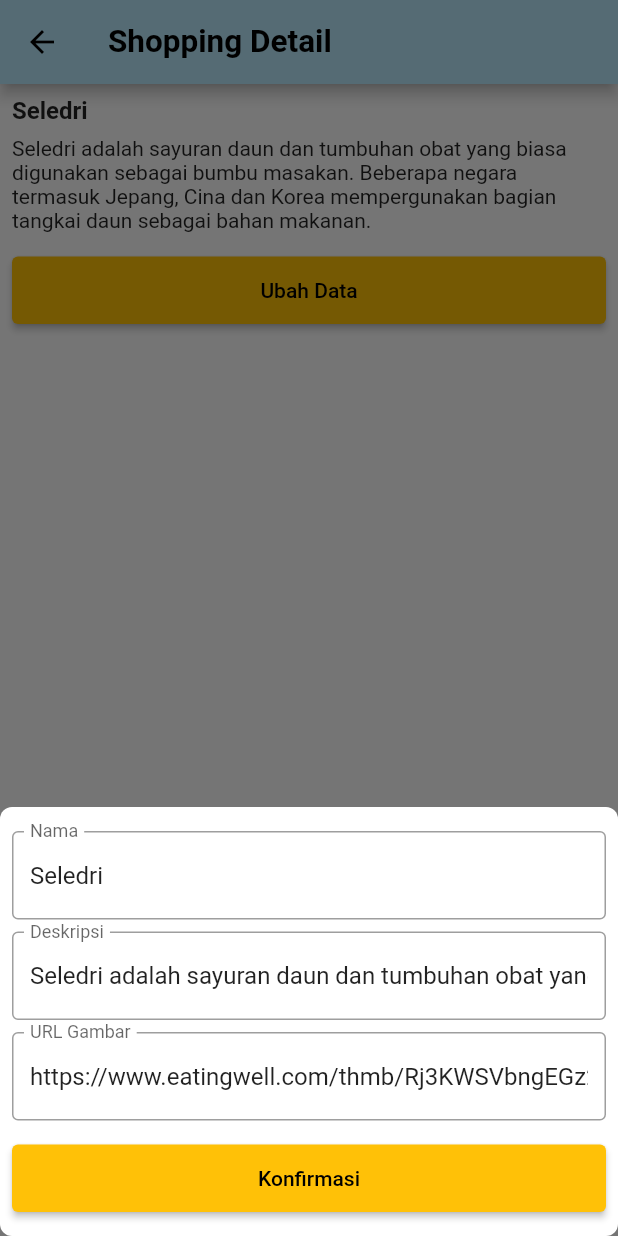
After one commit to ridhooctanio/KI_Flutter_2023, a Flutter app: the ShoppingDetailScreen screen opened by its route, after a tap on "Ubah Data", on a phone screen of 412 x 824 dp. The commit adds this screen. Run offline on Flutter 3.47's test engine with Material 2 defaults, Android fonts, the phone set to English and light mode, and no system bars; network calls fail.

Commit message:
learning week 8
Pembelajaran apa yang baru?
Penggunaan Class & Object

```diff
--- /dev/null
+++ b/lib/example/shopping_detail_screen.dart
@@ -0,0 +1,196 @@
+import 'package:flutter/material.dart';
+import 'package:ki_flutter_2023/model/item.dart';
+
+class ShoppingDetailScreen extends StatefulWidget {
+  const ShoppingDetailScreen({super.key});
+
+  @override
+  State<ShoppingDetailScreen> createState() => _ShoppingDetailScreenState();
+}
+
+class _ShoppingDetailScreenState extends State<ShoppingDetailScreen> {
+  final nameController = TextEditingController();
+  final descController = TextEditingController();
+  final imageController = TextEditingController();
+
+  Item? data;
+
+  @override
+  void initState() {
+    data = Item(
+      name: 'Seledri',
+      description:
+          'Seledri adalah sayuran daun dan tumbuhan obat yang biasa digunakan sebagai bumbu masakan. Beberapa negara termasuk Jepang, Cina dan Korea mempergunakan bagian tangkai daun sebagai bahan makanan.',
+      imageURL:
+          'https://www.eatingwell.com/thmb/Rj3KWSVbngEGz2nORhX4U2jrAFM=/1500x0/filters:no_upscale():max_bytes(150000):strip_icc()/is-celery-good-for-you-heres-what-an-rd-says-1187b6f3415b4c03b37900ccc4378c13.jpg',
+    );
+    nameController.text = data?.name ?? '';
+    descController.text = data?.description ?? '';
+    imageController.text = data?.imageURL ?? '';
+    super.initState();
+  }
+
+  @override
+  Widget build(BuildContext context) {
+    return Scaffold(
+      appBar: AppBar(
+        title: const Text('Shopping Detail'),
+      ),
+      body: CustomScrollView(
+        slivers: [
+          SliverToBoxAdapter(
+            child: Image(
+              image: NetworkImage(data?.imageURL ?? ''),
+            ),
+          ),
+          SliverToBoxAdapter(
+            child: Padding(
+              padding: const EdgeInsets.all(8.0),
+              child: Column(
+                crossAxisAlignment: CrossAxisAlignment.start,
+                children: [
+                  Text(
+                    data?.name ?? '',
+                    style: const TextStyle(
+                      fontSize: 16,
+                      fontWeight: FontWeight.bold,
+                    ),
+                  ),
+                  const SizedBox(height: 8),
+                  Text(data?.description ?? ''),
+                ],
+              ),
+            ),
+          ),
+          SliverToBoxAdapter(
+            child: Container(
+              height: 45,
+              margin: const EdgeInsets.all(8.0),
+              child: ElevatedButton(
+                onPressed: () {
+                  showModalBottomSheet(
+                    context: context,
+                    useSafeArea: true,
+                    backgroundColor: Theme.of(context).scaffoldBackgroundColor,
+                    shape: RoundedRectangleBorder(
+                      borderRadius: BorderRadius.circular(8),
+                    ),
+                    builder: (context) {
+                      return Container(
+                        constraints: const BoxConstraints(
+                          maxHeight: 500,
+                          minWidth: double.infinity,
+                        ),
+                        padding: const EdgeInsets.only(
+                          top: 16,
+                          left: 8,
+                          right: 8,
+                          bottom: 16,
+                        ),
+                        child: CustomScrollView(
+                          shrinkWrap: true,
+                          slivers: [
+                            SliverToBoxAdapter(
+                              child: TextField(
+                                controller: nameController,
+                                decoration: const InputDecoration(
+                                  border: OutlineInputBorder(),
+                                  labelText: 'Nama',
+                                ),
+                              ),
+                            ),
+                            const SliverToBoxAdapter(
+                              child: SizedBox(height: 8),
+                            ),
+                            SliverToBoxAdapter(
+                              child: TextField(
+                                controller: descController,
+                                decoration: const InputDecoration(
+                                  border: OutlineInputBorder(),
+                                  labelText: 'Deskripsi',
+                                ),
+                              ),
+                            ),
+                            const SliverToBoxAdapter(
+                                child: SizedBox(height: 8)),
+                            SliverToBoxAdapter(
+                              child: TextField(
+                                controller: imageController,
+                                decoration: const InputDecoration(
+                                  border: OutlineInputBorder(),
+                                  labelText: 'URL Gambar',
+                                ),
+                              ),
+                            ),
+                            const SliverToBoxAdapter(
+                              child: SizedBox(height: 16),
+                            ),
+                            SliverToBoxAdapter(
+                              child: SizedBox(
+                                height: 45,
+                                width: double.infinity,
+                                child: ElevatedButton(
+                                  onPressed: () => editItem(context),
+                                  child: const Text('Konfirmasi'),
+                                ),
+                              ),
+                            )
+                          ],
+                        ),
+                      );
+                    },
+                  );
+                },
+                child: const Text('Ubah Data'),
+              ),
+            ),
+          ),
+        ],
+      ),
+    );
+  }
+
+  editItem(BuildContext context) {
+    if (nameController.text.isEmpty) {
+      showAlert(context: context, message: 'Nama tidak boleh kosong');
+      return;
+    }
+
+    if (descController.text.isEmpty) {
+      showAlert(context: context, message: 'Deskripsi tidak boleh kosong');
+      return;
+    }
+
+    if (imageController.text.isEmpty) {
+      showAlert(context: context, message: 'Gambar tidak boleh kosong');
+      return;
+    }
+
+    setState(() {
+      data?.setData(
+        name: nameController.text,
+        description: descController.text,
+        imageURL: imageController.text,
+      );
+    });
+    Navigator.of(context).pop();
+  }
+
+  void showAlert({required BuildContext context, required String message}) {
+    showDialog(
+      context: context,
+      builder: (context) {
+        return AlertDialog(
+          title: const Text('KI Flutter 2023'),
+          content: Text(message),
+          actions: [
+            TextButton(
+              onPressed: () => Navigator.of(context).pop(),
+              child: const Text('Dismiss'),
+            ),
+          ],
+        );
+      },
+    );
+  }
+}
--- a/lib/main.dart
+++ b/lib/main.dart
@@ -13,6 +13,7 @@ import 'package:ki_flutter_2023/example/list+style_screen.dart';
 import 'package:ki_flutter_2023/example/list_view_screen.dart';
 import 'package:ki_flutter_2023/example/null_aware_screen.dart';
 import 'package:ki_flutter_2023/example/row_screen.dart';
+import 'package:ki_flutter_2023/example/shopping_detail_screen.dart';
 import 'package:ki_flutter_2023/example/shopping_list_screen.dart';
 
 void main() {
@@ -45,7 +46,7 @@ class MyApp extends StatelessWidget {
         floatingActionButtonTheme: darkTheme.floatingActionButtonTheme,
       ),
       debugShowCheckedModeBanner: false,
-      initialRoute: '/shopping',
+      initialRoute: '/shoppingDetail',
       routes: {
         '/': (context) => const MyHomePage(title: 'Teks Title'),
         '/column': (context) => const ColumnScreen(),
@@ -62,6 +63,7 @@ class MyApp extends StatelessWidget {
         '/safetyNull': (context) => NullAwareScreen(),
         '/calculator': (context) => const CalculatorScreen(),
         '/shopping': (context) => const ShoppingListScreen(),
+        '/shoppingDetail': (context) => const ShoppingDetailScreen(),
       },
     );
   }
--- /dev/null
+++ b/lib/model/item.dart
@@ -0,0 +1,16 @@
+class Item {
+  String name;
+  String description;
+  String imageURL;
+
+  Item({required this.name, required this.description, required this.imageURL});
+
+  setData(
+      {required String name,
+      required String description,
+      required String imageURL}) {
+    this.name = name;
+    this.description = description;
+    this.imageURL = imageURL;
+  }
+}
```
Also changed, not shown: lib/example/calculator_screen.dart (+99 -118 lines).
